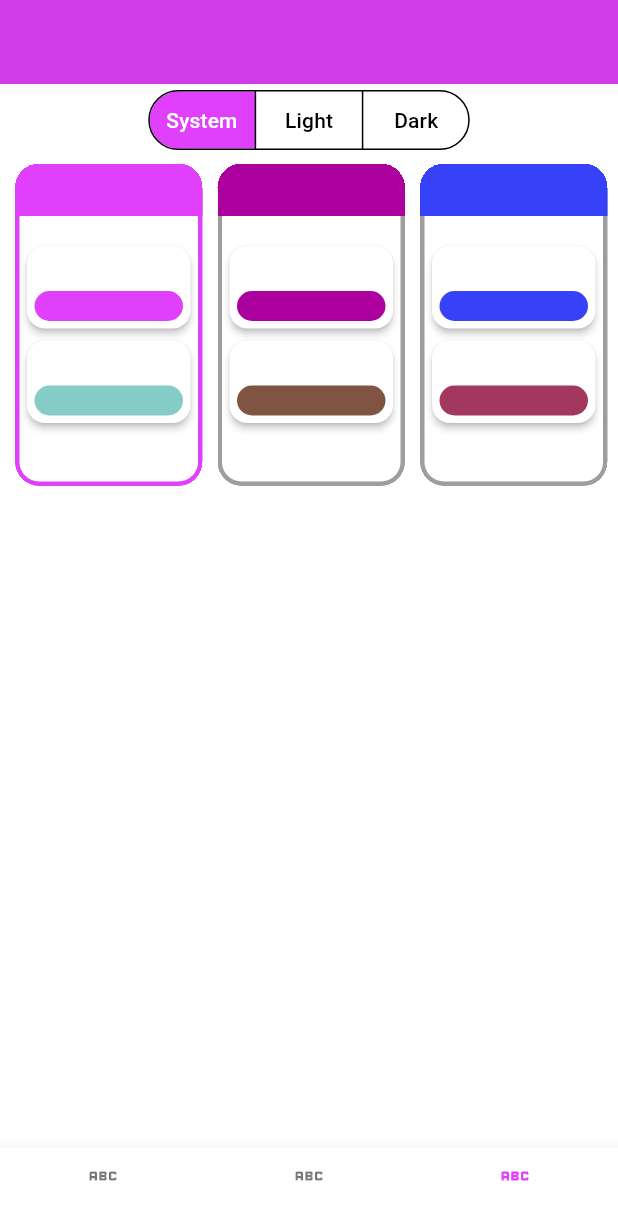
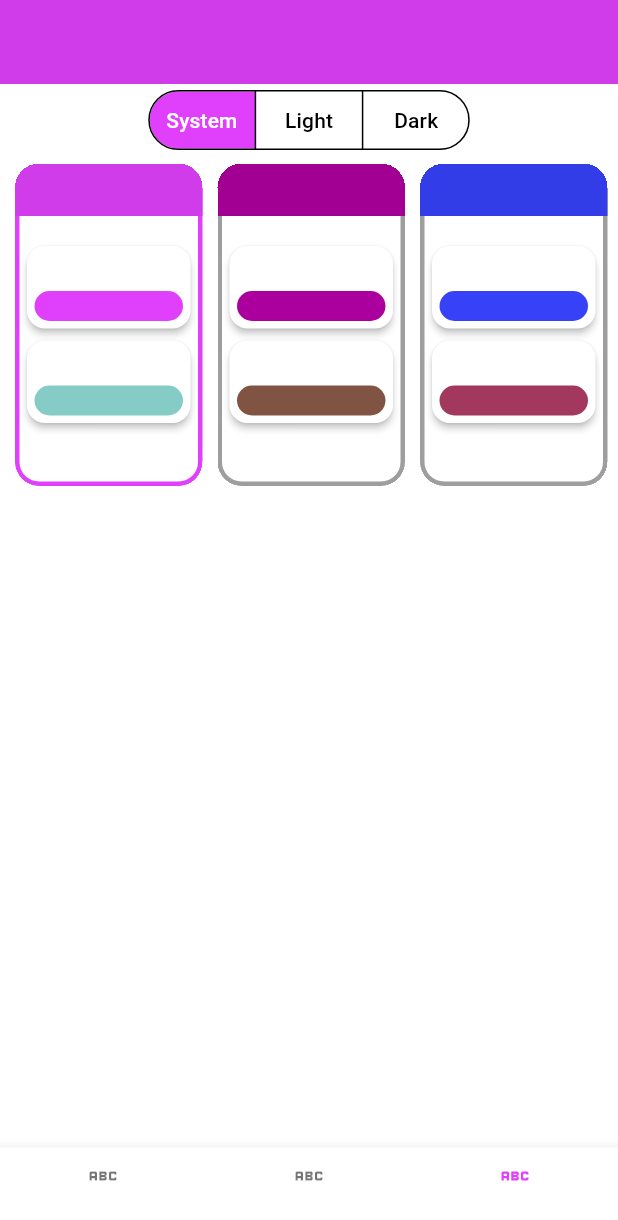
Before and after one commit to App-Elevate/AUT.aplikace-legacy, a Flutter app: the screen it shows after launch, item 3 of the bottom bar chosen, on a phone screen of 412 x 824 dp. Shown: the top 1220 px of the screen. Run offline on Flutter 3.47's test engine with Material 3 defaults, Android fonts, the phone set to English and light mode, and no system bars; our stand-ins replace awesome_notifications, device_info_plus, dio, firebase_analytics, firebase_core, firebase_crashlytics and 12 more; missing offline and left inert: background_fetch, canteenlib, install_plugin, markdown; accounts and stored records are empty; network calls fail; statements that could not run were skipped; project files that could hold a hidden picture were left out.

Commit message:
use appBar in theme style picker tiles

```diff
--- a/lib/shared_widgets/settings/theme_style_picker.dart
+++ b/lib/shared_widgets/settings/theme_style_picker.dart
@@ -41,7 +41,7 @@ class ThemeStylePicker extends StatelessWidget {
                     onPressed: () => userPreferences.setThemeStyle = ThemeStyle.values[index],
                     child: Column(
                       children: [
-                        Container(height: 35, color: theme.appBarTheme.backgroundColor),
+                        SizedBox(height: 35, child: AppBar()),
                         const Divider(color: Colors.transparent),
                         foodTileColorSchemePreview(context, theme.colorScheme.primary),
                         foodTileColorSchemePreview(context, theme.colorScheme.secondary),
```
